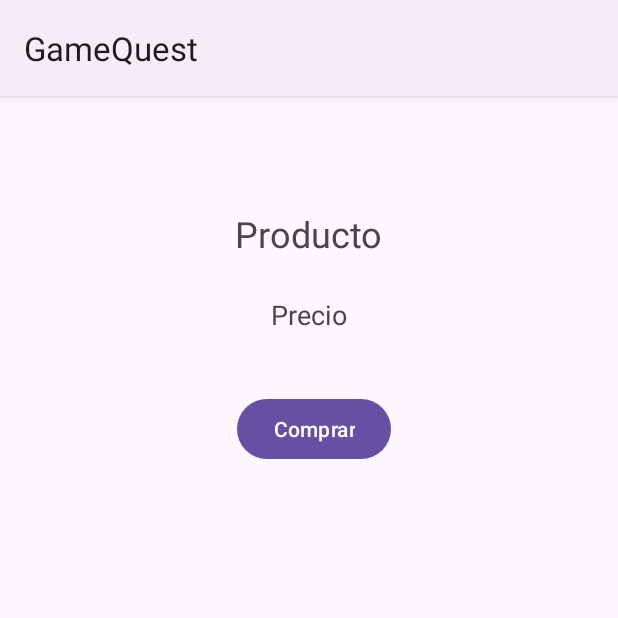
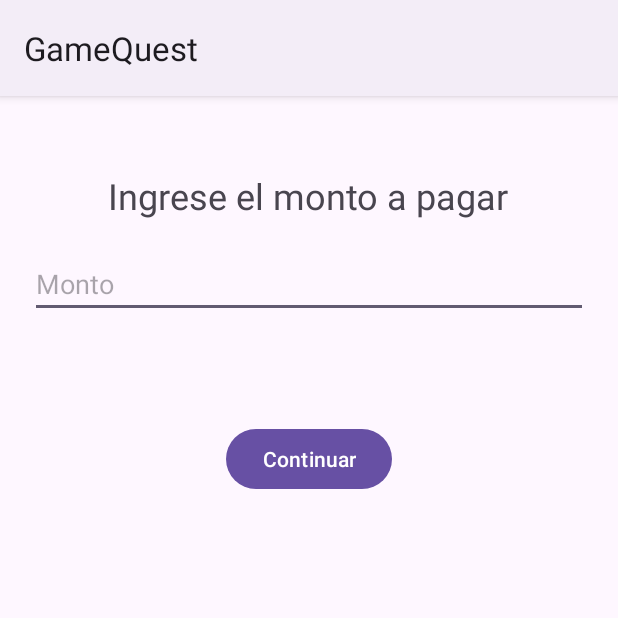
Before and after one commit to Th3GaM3RCaT/Game-Quest, an Android app: the screen it shows after launch (ProductPurchaseActivity before the commit, AddAmountActivity after it), after a tap on "compra", on a phone screen of 412 x 824 dp, the top half of it. Run offline under Robolectric (Android 15) with nearby library versions, the phone set to English and light mode, and no system bars.

Commit message:
Metodo pago
en esta parte se emula el pago de un producto

```diff
--- a/app/build.gradle.kts
+++ b/app/build.gradle.kts
@@ -1,6 +1,7 @@
 plugins {
     id("com.android.application")
     id("com.google.gms.google-services")
+    id("org.jetbrains.kotlin.android")
 }
 
 android {
--- /dev/null
+++ b/app/src/main/java/com/thecurseds/gamequest/AddAmountActivity.java
@@ -0,0 +1,36 @@
+package com.thecurseds.gamequest;
+
+import android.content.Intent;
+import android.os.Bundle;
+import android.view.View;
+import android.widget.Button;
+import android.widget.EditText;
+import android.widget.Toast;
+
+import androidx.appcompat.app.AppCompatActivity;
+
+
+public class AddAmountActivity extends AppCompatActivity {
+    @Override
+    protected void onCreate(Bundle savedInstanceState) {
+        super.onCreate(savedInstanceState);
+        setContentView(R.layout.activity_add_amount);
+
+
+        Button buttonContinue = findViewById(R.id.buttonContinue);
+        buttonContinue.setOnClickListener(new View.OnClickListener() {
+            @Override
+            public void onClick(View v) {
+                EditText editTextAmount = findViewById(R.id.editTextAmount);
+                String amount = editTextAmount.getText().toString();
+                if(!amount.equals("")) {
+                    Intent intent = new Intent(AddAmountActivity.this, AddCardDetailsActivity.class);
+                    intent.putExtra("amount", amount);
+                    startActivity(intent);
+                } else {
+                    Toast.makeText(AddAmountActivity.this, "Ingrese un monto válido", Toast.LENGTH_SHORT).show();
+                }
+            }
+        });
+    }
+}
--- a/app/src/main/java/com/thecurseds/gamequest/MainActivity.java
+++ b/app/src/main/java/com/thecurseds/gamequest/MainActivity.java
@@ -17,7 +17,7 @@ public class MainActivity extends AppCompatActivity {
         button_compra = findViewById(R.id.btn_compra);
 
         button_compra.setOnClickListener(view -> {
-            Intent intent = new Intent(getApplicationContext(), ProductPurchaseActivity.class);
+            Intent intent = new Intent(getApplicationContext(), AddAmountActivity.class);
             startActivity(intent);
         });
     }
--- a/app/src/main/java/com/thecurseds/gamequest/ProductPurchaseActivity.java
+++ /dev/null
@@ -1,95 +0,0 @@
-package com.thecurseds.gamequest;
-
-
-import androidx.appcompat.app.AppCompatActivity;
-
-import android.app.Activity;
-import android.content.Intent;
-import android.net.Uri;
-import android.os.Bundle;
-import android.view.View;
-import android.widget.Button;
-import android.widget.TextView;
-
-import com.paypal.android.sdk.payments.PayPalConfiguration;
-import com.paypal.android.sdk.payments.PayPalPayment;
-import com.paypal.android.sdk.payments.PayPalService;
-import com.paypal.android.sdk.payments.PaymentActivity;
-import com.paypal.android.sdk.payments.PaymentConfirmation;
-
-import org.json.JSONException;
-
-import java.math.BigDecimal;
-
-public class ProductPurchaseActivity extends AppCompatActivity {
-
-    private static final String CONFIG_ENVIRONMENT = PayPalConfiguration.ENVIRONMENT_SANDBOX;
-    private static final String CONFIG_CLIENT_ID = "your_client_id";
-
-    private static final int PAYPAL_REQUEST_CODE = 7171;
-
-    private Button purchaseButton;
-    private TextView productNameTextView;
-    private TextView productPriceTextView;
-
-    private static PayPalConfiguration config = new PayPalConfiguration()
-            .environment(CONFIG_ENVIRONMENT)
-            .clientId(CONFIG_CLIENT_ID)
-            .merchantName("Merchant Name")
-            .merchantPrivacyPolicyUri(Uri.parse("https://www.example.com/privacy"))
-            .merchantUserAgreementUri(Uri.parse("https://www.example.com/legal"));
-
-    @Override
-    protected void onCreate(Bundle savedInstanceState) {
-        super.onCreate(savedInstanceState);
-        setContentView(R.layout.activity_product_purchase);
-
-        Intent intent = new Intent(this, PayPalService.class);
-        intent.putExtra(PayPalService.EXTRA_PAYPAL_CONFIGURATION, config);
-        startService(intent);
-
-        purchaseButton = findViewById(R.id.purchase_button);
-        productNameTextView = findViewById(R.id.product_name);
-        productPriceTextView = findViewById(R.id.product_price);
-
-        purchaseButton.setOnClickListener(new View.OnClickListener() {
-            @Override
-            public void onClick(View v) {
-                processPayment();
-            }
-        });
-    }
-
-    private void processPayment() {
-        BigDecimal price = new BigDecimal(productPriceTextView.getText().toString());
-        PayPalPayment payment = new PayPalPayment(price, "USD", "Producto",
-                PayPalPayment.PAYMENT_INTENT_SALE);
-
-        Intent intent = new Intent(this, PaymentActivity.class);
-        intent.putExtra(PayPalService.EXTRA_PAYPAL_CONFIGURATION, config);
-        intent.putExtra(PaymentActivity.EXTRA_PAYMENT, payment);
-
-        startActivityForResult(intent, PAYPAL_REQUEST_CODE);
-    }
-
-    @Override
-    protected void onActivityResult(int requestCode, int resultCode, Intent data) {
-        if (requestCode == PAYPAL_REQUEST_CODE) {
-            if (resultCode == RESULT_OK) {
-                PaymentConfirmation confirmation = data.getParcelableExtra(PaymentActivity.EXTRA_RESULT_CONFIRMATION);
-                if (confirmation != null) {
-                    try {
-                        System.out.println(confirmation.toJSONObject().toString(4));
-                        System.out.println(confirmation.getPayment().toJSONObject().toString(4));
-                    } catch (JSONException e) {
-                        e.printStackTrace();
-                    }
-                }
-            } else if (resultCode == Activity.RESULT_CANCELED) {
-                System.out.println("El usuario canceló la transacción.");
-            } else if (resultCode == PaymentActivity.RESULT_EXTRAS_INVALID) {
-                System.out.println("Error en la información de pago.");
-            }
-        }
-    }
-}
--- /dev/null
+++ b/app/src/main/res/layout/activity_add_amount.xml
@@ -0,0 +1,34 @@
+<?xml version="1.0" encoding="utf-8"?>
+<RelativeLayout xmlns:android="http://schemas.android.com/apk/res/android"
+    xmlns:app="http://schemas.android.com/apk/res-auto"
+    xmlns:tools="http://schemas.android.com/tools"
+    android:layout_width="match_parent"
+    android:layout_height="match_parent"
+    tools:context=".AddAmountActivity">
+    <TextView
+        android:id="@+id/textViewTitle"
+        android:layout_width="wrap_content"
+        android:layout_height="wrap_content"
+        android:text="Ingrese el monto a pagar"
+        android:textSize="24sp"
+        android:layout_centerHorizontal="true"
+        android:layout_marginTop="50dp"/>
+
+    <EditText
+        android:id="@+id/editTextAmount"
+        android:layout_width="match_parent"
+        android:layout_height="wrap_content"
+        android:hint="Monto"
+        android:inputType="numberDecimal"
+        android:layout_below="@+id/textViewTitle"
+        android:layout_margin="20dp"/>
+
+    <Button
+        android:id="@+id/buttonContinue"
+        android:layout_width="wrap_content"
+        android:layout_height="wrap_content"
+        android:text="Continuar"
+        android:layout_below="@+id/editTextAmount"
+        android:layout_centerHorizontal="true"
+        android:layout_marginTop="50dp"/>
+</RelativeLayout>
--- a/app/src/main/res/layout/activity_product_purchase.xml
+++ /dev/null
@@ -1,50 +0,0 @@
-<?xml version="1.0" encoding="utf-8"?>
-<androidx.constraintlayout.widget.ConstraintLayout xmlns:android="http://schemas.android.com/apk/res/android"
-    xmlns:app="http://schemas.android.com/apk/res-auto"
-    xmlns:tools="http://schemas.android.com/tools"
-    android:layout_width="match_parent"
-    android:layout_height="match_parent"
-    tools:context=".ProductPurchaseActivity">
-
-    <TextView
-        android:id="@+id/product_name"
-        android:layout_width="wrap_content"
-        android:layout_height="wrap_content"
-        android:layout_centerHorizontal="true"
-        android:text="Producto"
-        android:textSize="24sp"
-        app:layout_constraintBottom_toBottomOf="parent"
-        app:layout_constraintEnd_toEndOf="parent"
-        app:layout_constraintHorizontal_bias="0.501"
-        app:layout_constraintStart_toStartOf="parent"
-        app:layout_constraintTop_toTopOf="parent"
-        app:layout_constraintVertical_bias="0.104" />
-
-    <TextView
-        android:id="@+id/product_price"
-        android:layout_width="wrap_content"
-        android:layout_height="wrap_content"
-        android:layout_below="@+id/product_name"
-        android:layout_centerHorizontal="true"
-        android:text="Precio"
-        android:textSize="18sp"
-        app:layout_constraintBottom_toBottomOf="parent"
-        app:layout_constraintEnd_toEndOf="parent"
-        app:layout_constraintStart_toStartOf="parent"
-        app:layout_constraintTop_toTopOf="parent"
-        app:layout_constraintVertical_bias="0.181" />
-
-    <Button
-        android:id="@+id/purchase_button"
-        android:layout_width="wrap_content"
-        android:layout_height="wrap_content"
-        android:layout_centerHorizontal="true"
-        android:text="Comprar"
-        app:layout_constraintBottom_toBottomOf="parent"
-        app:layout_constraintEnd_toEndOf="parent"
-        app:layout_constraintHorizontal_bias="0.511"
-        app:layout_constraintStart_toStartOf="parent"
-        app:layout_constraintTop_toTopOf="parent"
-        app:layout_constraintVertical_bias="0.278" />
-
-</androidx.constraintlayout.widget.ConstraintLayout>
--- a/build.gradle.kts
+++ b/build.gradle.kts
@@ -7,4 +7,5 @@ buildscript {
 plugins {
     id("com.android.application") version "8.1.1" apply false
     id("com.google.gms.google-services") version "4.3.15" apply false
+    id("org.jetbrains.kotlin.android") version "1.8.10" apply false
 }
```
Also changed, not shown: app/src/main/AndroidManifest.xml (+9 -3 lines), app/src/main/java/com/thecurseds/gamequest/AddCardDetailsActivity.java (added, +98 -0 lines), app/src/main/res/layout/activity_add_card_details.xml (added, +64 -0 lines).
